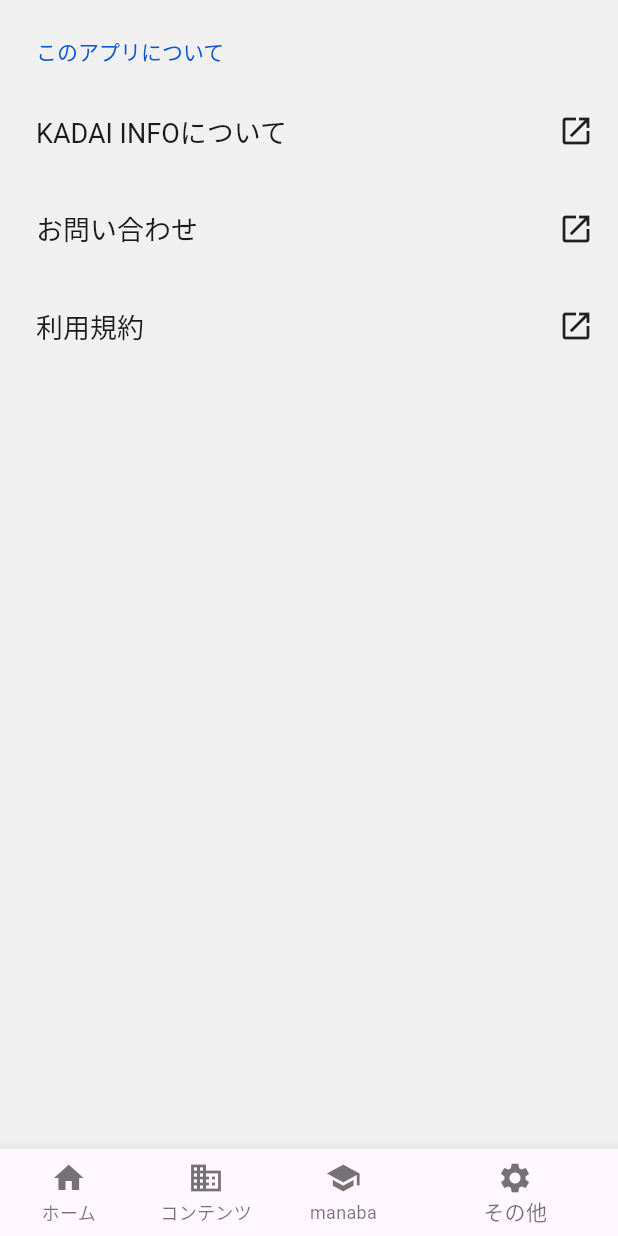
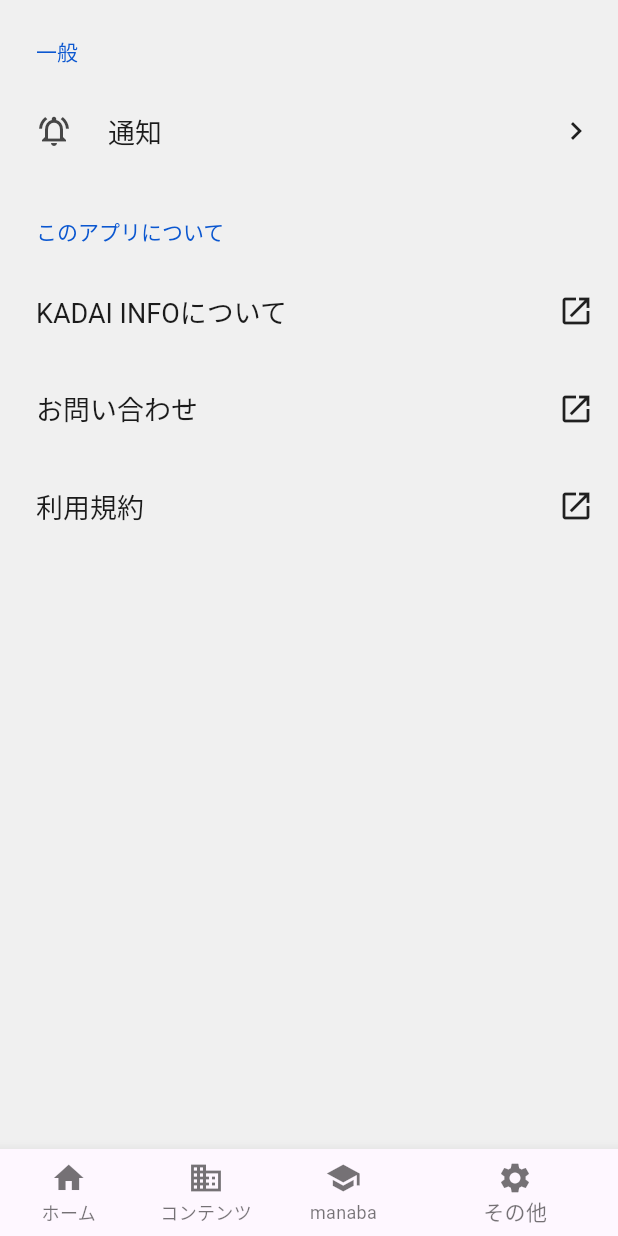
Before and after one commit to kadaiinfo/KADAI-INFO-STUDIO-APP, a Flutter app: the screen it shows after launch, item 4 of the bottom bar chosen, on a phone screen of 412 x 824 dp. Run offline on Flutter 3.47's test engine with Material 3 defaults, Android fonts, the phone set to English and light mode, and no system bars; drawn by our look-alikes of settings_ui; our stand-ins replace firebase_core, firebase_messaging, webview_flutter; accounts and stored records are empty.

Commit message:
add setting file

```diff
--- a/lib/main.dart
+++ b/lib/main.dart
@@ -2,8 +2,10 @@
 //記載した後はターミナルでflutter pub getを実行してください。
 import 'package:flutter/material.dart'; // Flutterのマテリアルデザインウィジェットをインポートします。
 import 'package:webview_flutter/webview_flutter.dart'; // WebViewを表示するためのパッケージをインポートします。
-import 'package:settings_ui/settings_ui.dart'; // 設定UIを簡単に作成するためのパッケージをインポートします。
-import 'package:url_launcher/url_launcher.dart'; // URLを開くためのパッケージをインポートします。
+import 'package:firebase_core/firebase_core.dart'; //今後通知を実装するために必要なパッケージをインポートします。
+import 'package:firebase_messaging/firebase_messaging.dart'; //今後通知を実装するために必要なパッケージをインポートします。
+
+import 'setting_page.dart'; // settingファイルをインポート
 
 void main() {
   runApp(MyApp()); // アプリケーションを起動し、MyAppをルートウィジェットとして設定します。
@@ -129,77 +131,3 @@ class _WebViewWithErrorHandlingState extends State<WebViewWithErrorHandling> {
     );
   }
 }
-
-class SettingsPage extends StatelessWidget {
-  const SettingsPage({Key? key}) : super(key: key);
-
-  @override
-  Widget build(BuildContext context) {
-    return Scaffold(
-      appBar: PreferredSize(
-        preferredSize: Size.fromHeight(0.0), // AppBarの高さを設定
-        child: AppBar(
-          backgroundColor: Colors.white, // AppBarの背景色を白に設定
-          iconTheme: IconThemeData(color: Colors.black54), // アイコンの色を設定
-          elevation: 0, // AppBarの影をなくす
-          leading: Row(
-            mainAxisSize: MainAxisSize.min,
-            children: [],
-          ),
-        ),
-      ),
-      body: SettingsList(
-        sections: [
-          // SettingsSection(
-          //   title: const Text('一般'),
-          //   tiles: [
-          //     SettingsTile(
-          //       title: const Text('通知'),
-          //       leading: const Icon(Icons.notifications_active_outlined),
-          //       trailing: const Icon(Icons.navigate_next),
-          //       onPressed: (BuildContext context) {
-          //         // 通知設定ページへの遷移などの処理をここに書く
-          //       },
-          //     ),
-          //   ],
-          // ),
-          SettingsSection(
-            title: const Text('このアプリについて'),
-            tiles: [
-              SettingsTile(
-                title: const Text('KADAI INFOについて'),
-                trailing: const Icon(Icons.launch),
-                onPressed: (BuildContext context) async {
-                  const url = 'https://kadaiinfo.com/about-us';
-                  if (await canLaunch(url)) {
-                    await launch(url);
-                  }
-                },
-              ),
-              SettingsTile(
-                title: const Text('お問い合わせ'),
-                trailing: const Icon(Icons.launch),
-                onPressed: (BuildContext context) async {
-                  const url = 'https://kadaiinfo.com/contact';
-                  if (await canLaunch(url)) {
-                    await launch(url);
-                  }
-                },
-              ),
-              SettingsTile(
-                title: const Text('利用規約'),
-                trailing: const Icon(Icons.launch),
-                onPressed: (BuildContext context) async {
-                  const url = 'https://kadaiinfo.com/terms';
-                  if (await canLaunch(url)) {
-                    await launch(url);
-                  }
-                },
-              ),
-            ],
-          ),
-        ],
-      ),
-    );
-  }
-}
--- /dev/null
+++ b/lib/setting_page.dart
@@ -0,0 +1,93 @@
+// settings_page.dart
+import 'package:flutter/material.dart';
+import 'package:settings_ui/settings_ui.dart';
+import 'package:url_launcher/url_launcher.dart';
+import 'package:firebase_messaging/firebase_messaging.dart';
+
+class SettingsPage extends StatelessWidget {
+  const SettingsPage({Key? key}) : super(key: key);
+
+  @override
+  Widget build(BuildContext context) {
+    return Scaffold(
+      appBar: PreferredSize(
+        preferredSize: Size.fromHeight(0.0), // AppBarの高さを設定
+        child: AppBar(
+          backgroundColor: Colors.white, // AppBarの背景色を白に設定
+          iconTheme: IconThemeData(color: Colors.black54), // アイコンの色を設定
+          elevation: 0, // AppBarの影をなくす
+          leading: Row(
+            mainAxisSize: MainAxisSize.min,
+            children: [],
+          ),
+        ),
+      ),
+      body: SettingsList(
+        sections: [
+          SettingsSection(
+            title: const Text('一般'),
+            tiles: [
+              SettingsTile(
+                title: const Text('通知'),
+                leading: const Icon(Icons.notifications_active_outlined),
+                trailing: const Icon(Icons.navigate_next),
+                onPressed: (BuildContext context) {
+                  // 通知設定ページへの遷移などの処理をここに書く
+                },
+              ),
+            ],
+          ),
+          SettingsSection(
+            title: const Text('このアプリについて'),
+            tiles: [
+              SettingsTile(
+                title: const Text('KADAI INFOについて'),
+                trailing: const Icon(Icons.launch),
+                onPressed: (BuildContext context) async {
+                  const url = 'https://kadaiinfo.com/about-us';
+                  if (await canLaunch(url)) {
+                    await launch(url);
+                  }
+                },
+              ),
+              SettingsTile(
+                title: const Text('お問い合わせ'),
+                trailing: const Icon(Icons.launch),
+                onPressed: (BuildContext context) async {
+                  const url = 'https://kadaiinfo.com/contact';
+                  if (await canLaunch(url)) {
+                    await launch(url);
+                  }
+                },
+              ),
+              SettingsTile(
+                title: const Text('利用規約'),
+                trailing: const Icon(Icons.launch),
+                onPressed: (BuildContext context) async {
+                  const url = 'https://kadaiinfo.com/terms';
+                  if (await canLaunch(url)) {
+                    await launch(url);
+                  }
+                },
+              ),
+            ],
+          ),
+        ],
+      ),
+    );
+  }
+
+  // FCMの通知権限をリクエストする関数
+  void requestNotificationPermissions() async {
+    final messaging = FirebaseMessaging.instance;
+    await messaging.requestPermission(
+      alert: true,
+      announcement: false,
+      badge: true,
+      carPlay: false,
+      criticalAlert: false,
+      provisional: false,
+      sound: true,
+    );
+  }
+}
--- a/pubspec.yaml
+++ b/pubspec.yaml
@@ -20,6 +20,8 @@ dependencies:
   # The following adds the Cupertino Icons font to your application.
   # Use with the CupertinoIcons class for iOS style icons.
   cupertino_icons: ^1.0.2
+  firebase_messaging: ^14.7.10
+  firebase_core: ^2.24.2
 
 dev_dependencies:
   flutter_test:
```
Also changed, not shown: pubspec.lock, 2 other files.
